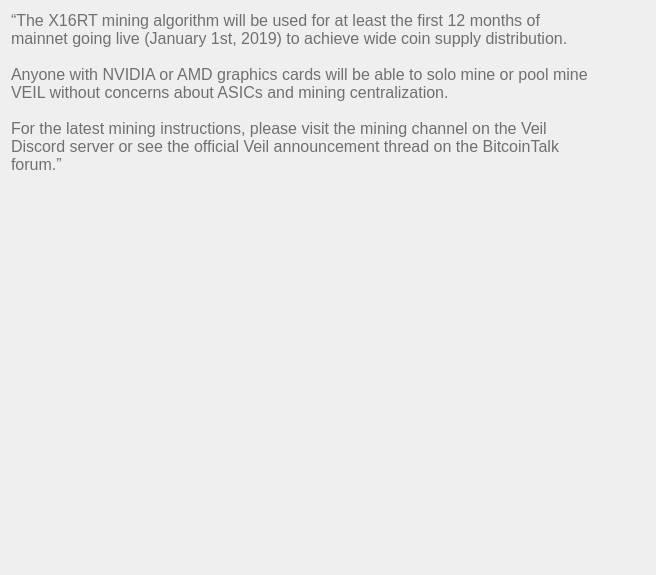
Above: src/qt/veil/forms/settingsfaq09.ui from Veil-Project/veil before the change. Below: the same form after it.
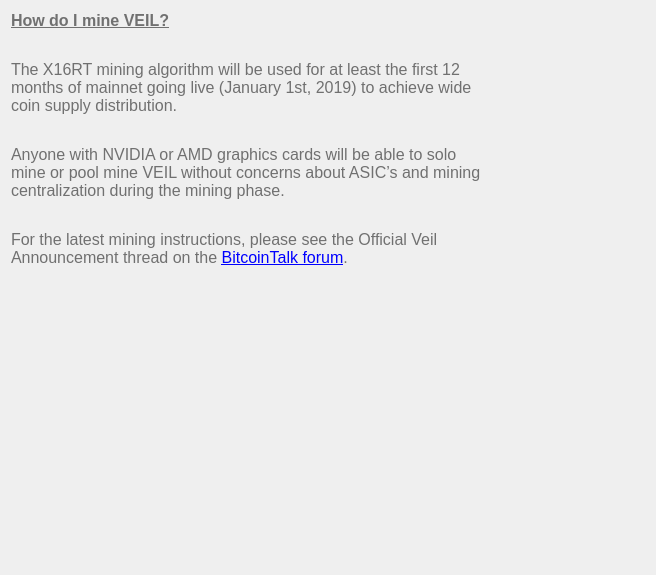
That is the form after the change.

What changed in the file:
```diff
--- a/src/qt/veil/forms/settingsfaq09.ui
+++ b/src/qt/veil/forms/settingsfaq09.ui
@@ -33,11 +33,7 @@
       <string notr="true">font-weight:200;</string>
      </property>
      <property name="text">
-      <string>“The X16RT mining algorithm will be used for at least the first 12 months of mainnet going live (January 1st, 2019) to achieve wide coin supply distribution.
-
-Anyone with NVIDIA or AMD graphics cards will be able to solo mine or pool mine VEIL without concerns about ASICs and mining centralization.
-
-For the latest mining instructions, please visit the mining channel on the Veil Discord server or see the official Veil announcement thread on the BitcoinTalk forum.”					</string>
+      <string>&lt;html&gt;&lt;head/&gt;&lt;body&gt;&lt;p&gt;&lt;span style=&quot;font-weight:600; text-decoration: underline;&quot;&gt;How do I mine VEIL?&lt;/span&gt;&lt;/p&gt;&lt;p&gt;&lt;span&gt;&lt;br/&gt;The X16RT mining algorithm will be used for at least the first 12 months of mainnet going live (January 1st, 2019) to achieve wide coin supply distribution.&lt;/span&gt;&lt;/p&gt;&lt;p&gt;&lt;br/&gt;&lt;span&gt;Anyone with NVIDIA or AMD graphics cards will be able to solo mine or pool mine VEIL without concerns about ASIC’s and mining centralization during the mining phase.&lt;/span&gt;&lt;/p&gt;&lt;p&gt;&lt;br/&gt;&lt;span&gt;For the latest mining instructions, please see the Official Veil Announcement thread on the &lt;/span&gt;&lt;a target=&quot;_blank&quot; href=&quot;https://bitcointalk.org/index.php?topic=5065331.0&quot;&gt;&lt;span style=&quot; text-decoration: underline; color:#0000ff;&quot;&gt;BitcoinTalk forum&lt;/span&gt;&lt;/a&gt;&lt;span&gt;. &lt;/span&gt;&lt;/p&gt;&lt;/body&gt;&lt;/html&gt;</string>
      </property>
      <property name="alignment">
       <set>Qt::AlignLeading|Qt::AlignLeft|Qt::AlignTop</set>
```
Left out of the diff: 3 changed lines with no effect on the pictures.
